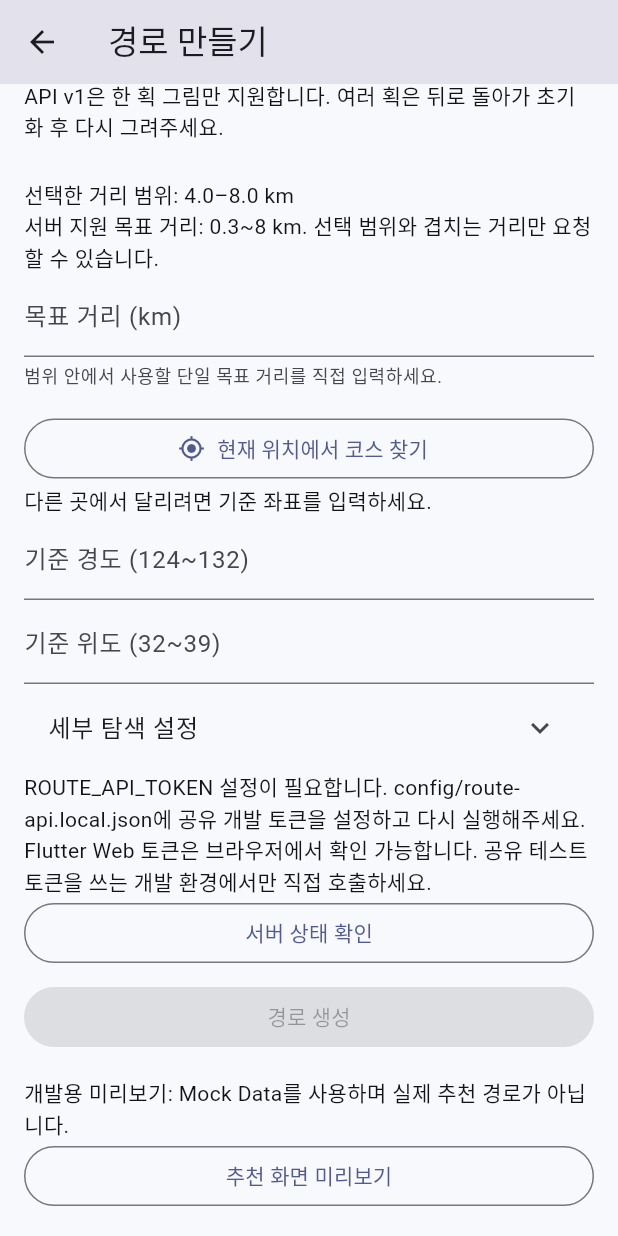
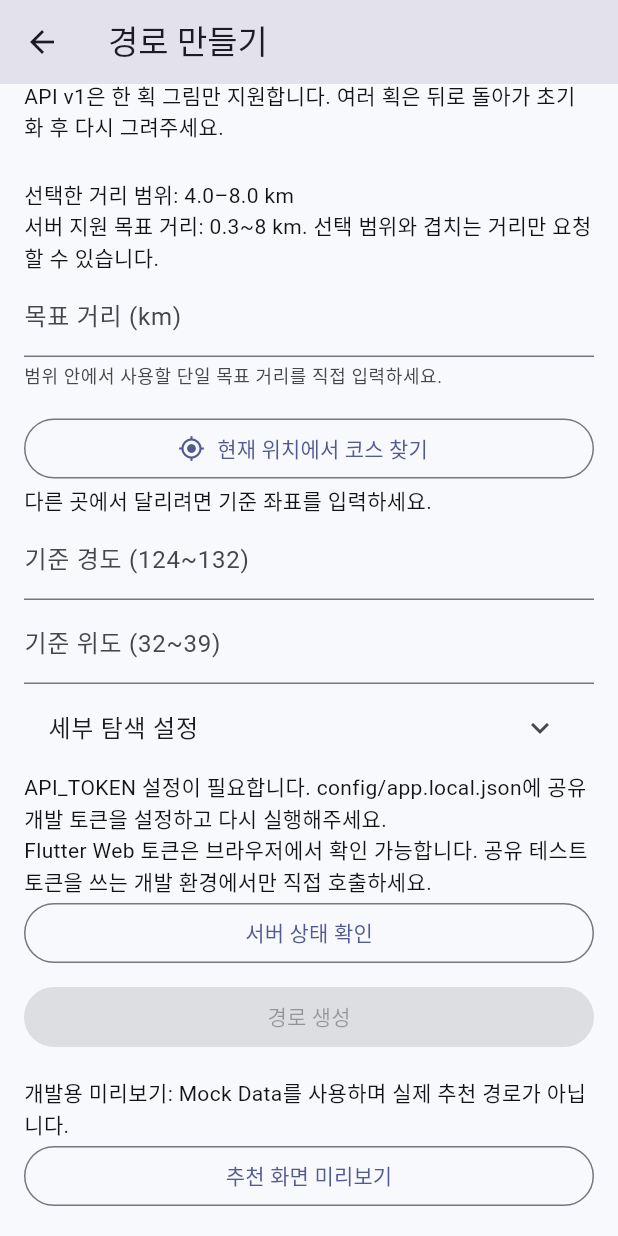
Before and after one commit to leezil/runline, a Flutter app: the RouteGenerationScreen screen opened directly with empty values, scrolled down 406 dp, on a phone screen of 412 x 824 dp. Run offline on Flutter 3.47's test engine with Material 3 defaults, Android fonts, the phone set to English and light mode, and no system bars; our stand-ins replace geolocator, sembast, sembast_web, web; missing offline and left inert: dart:ffi, dart:js_interop, kakao_map_sdk.

Commit message:
chore: 앱 설정 파일과 경로·시설 API 공통 설정 통합
- 카카오 키와 공통 API 주소·토큰을 단일 설정 파일로 통합
- 경로·시설 클라이언트의 중복 설정 제거
- 실제 설정 Git 제외 및 빈 example 파일 추가
- 실행 스크립트·문서·테스트 갱신

```diff
--- /dev/null
+++ b/runline/config/app.local.example.json
@@ -0,0 +1,6 @@
+{
+  "KAKAO_NATIVE_APP_KEY": "",
+  "KAKAO_JAVASCRIPT_KEY": "",
+  "API_BASE_URL": "",
+  "API_TOKEN": ""
+}
--- a/runline/lib/features/facilities/facility_api.dart
+++ b/runline/lib/features/facilities/facility_api.dart
@@ -3,6 +3,7 @@ import 'dart:convert';
 
 import 'package:http/http.dart' as http;
 
+import '../../shared/config/api_config.dart';
 import 'facility.dart';
 
 class FacilityApiException implements Exception {
@@ -21,14 +22,8 @@ class FacilityResult {
 class FacilityApi {
   FacilityApi({
     http.Client? client,
-    this.baseUrl = const String.fromEnvironment(
-      'PLACES_API_BASE_URL',
-      defaultValue: String.fromEnvironment('ROUTE_API_BASE_URL'),
-    ),
-    this.token = const String.fromEnvironment(
-      'PLACES_API_TOKEN',
-      defaultValue: String.fromEnvironment('ROUTE_API_TOKEN'),
-    ),
+    this.baseUrl = ApiConfig.baseUrl,
+    this.token = ApiConfig.token,
   }) : _client = client ?? http.Client();
   final http.Client _client;
   final String baseUrl, token;
--- a/runline/lib/features/route_drawing/route_generation_screen.dart
+++ b/runline/lib/features/route_drawing/route_generation_screen.dart
@@ -245,7 +245,7 @@ class _RouteGenerationScreenState extends State<RouteGenerationScreen> {
             RouteSearchSettings(controller: _settings, enabled: !_busy),
             if (widget.service == null && !widget.config.hasToken)
               const Text(
-                'ROUTE_API_TOKEN 설정이 필요합니다. config/route-api.local.json에 공유 개발 토큰을 설정하고 다시 실행해주세요.',
+                'API_TOKEN 설정이 필요합니다. config/app.local.json에 공유 개발 토큰을 설정하고 다시 실행해주세요.',
               ),
             const Text(
               'Flutter Web 토큰은 브라우저에서 확인 가능합니다. 공유 테스트 토큰을 쓰는 개발 환경에서만 직접 호출하세요.',
--- a/runline/lib/features/route_generation/route_api.dart
+++ b/runline/lib/features/route_generation/route_api.dart
@@ -5,16 +5,14 @@ import 'dart:convert';
 import 'package:http/http.dart' as http;
 import 'package:kakao_map_sdk/kakao_map_sdk.dart' show LatLng;
 
+import '../../shared/config/api_config.dart';
 import '../route_drawing/drawing_controller.dart';
 import '../route_recommendation/recommended_route.dart';
 
 class RouteApiConfig {
   const RouteApiConfig({
-    this.baseUrl = const String.fromEnvironment(
-      'ROUTE_API_BASE_URL',
-      defaultValue: 'https://01b0-61-98-40-101.ngrok-free.app',
-    ),
-    this.token = const String.fromEnvironment('ROUTE_API_TOKEN'),
+    this.baseUrl = ApiConfig.baseUrl,
+    this.token = ApiConfig.token,
   });
 
   final String baseUrl;
@@ -30,7 +28,7 @@ class RouteApiConfig {
         uri.hasQuery ||
         uri.hasFragment) {
       throw const RouteApiException(
-        'ROUTE_API_BASE_URL에 올바른 HTTPS 주소를 설정해주세요.',
+        'API_BASE_URL에 올바른 HTTPS 주소를 설정해주세요.',
       );
     }
     return uri.replace(
@@ -278,7 +276,7 @@ class RouteApi implements RouteService {
     if (_generating) throw const RouteApiException('이미 경로를 생성하고 있습니다.');
     if (!config.hasToken) {
       throw const RouteApiException(
-        '로컬 설정 파일에 ROUTE_API_TOKEN을 입력하고 앱을 다시 실행해주세요.',
+        '로컬 설정 파일에 API_TOKEN을 입력하고 앱을 다시 실행해주세요.',
       );
     }
     _generating = true;
--- /dev/null
+++ b/runline/lib/shared/config/api_config.dart
@@ -0,0 +1,5 @@
+/// Shared build-time settings for route and facility requests.
+abstract final class ApiConfig {
+  static const baseUrl = String.fromEnvironment('API_BASE_URL');
+  static const token = String.fromEnvironment('API_TOKEN');
+}
```
Also changed, not shown: 6 other files.
